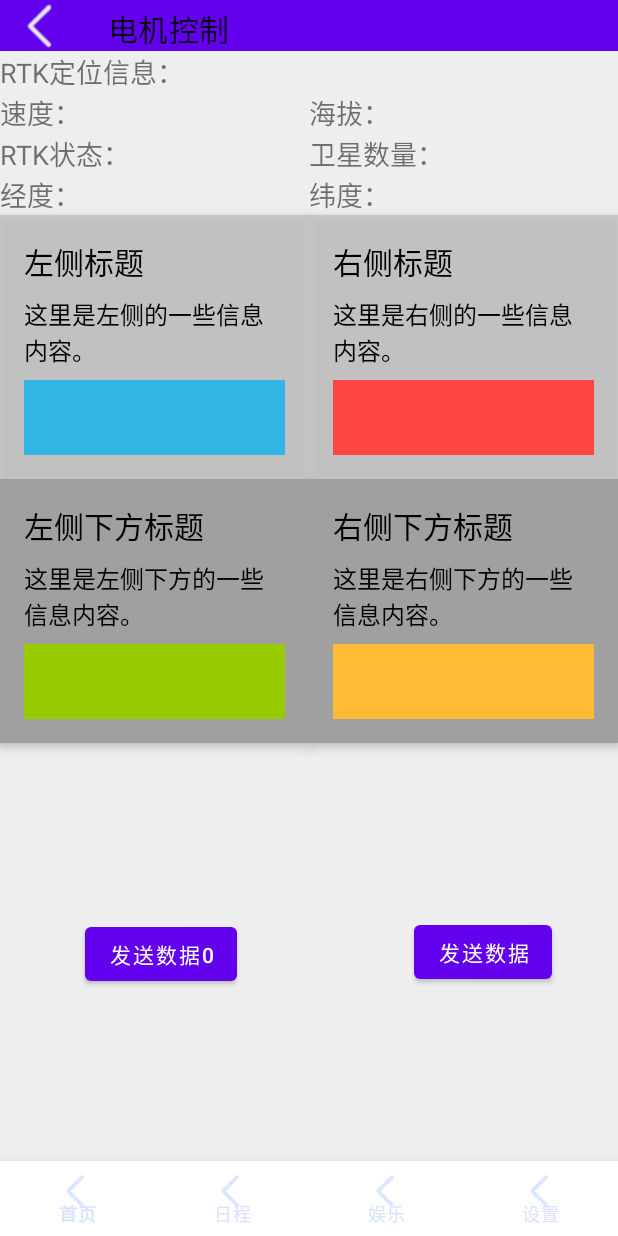
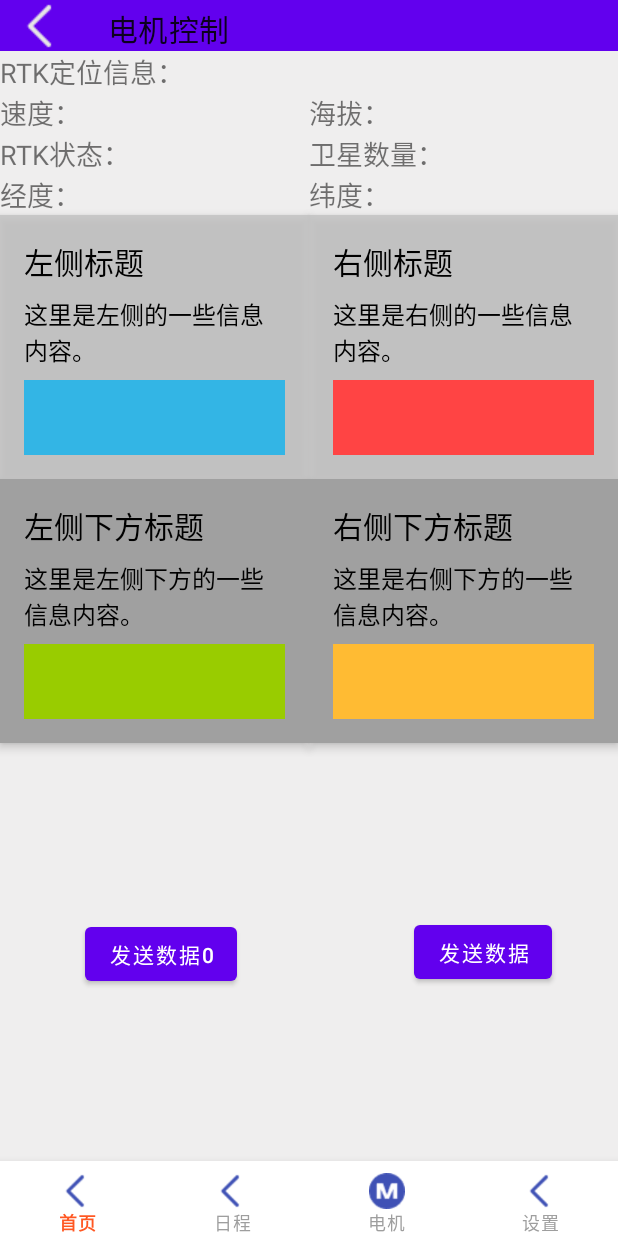
Before and after one commit to Wangshenggui/SeedSysAndroidAPP, an Android app: the fragment MotorControlFragment placed in its activity, on a phone screen of 412 x 824 dp. Run offline under Robolectric (Android 15) with nearby library versions, the phone set to English and light mode, and no system bars.

Commit message:
稍微优化了界面显示

```diff
--- a/app/src/main/java/com/example/seedingsystemandroidapp/RTKSettingFragment/MotorControlFragment.java
+++ b/app/src/main/java/com/example/seedingsystemandroidapp/RTKSettingFragment/MotorControlFragment.java
@@ -1,6 +1,9 @@
 package com.example.seedingsystemandroidapp.RTKSettingFragment;
 
+import android.content.BroadcastReceiver;
+import android.content.Context;
 import android.content.Intent;
+import android.content.IntentFilter;
 import android.os.Bundle;
 import android.os.Handler;
 import android.os.Looper;
@@ -22,18 +25,26 @@ import org.json.JSONObject;
 public class MotorControlFragment extends Fragment {
 
     private TextView SpeedTextView;
+    private TextView altiTextView;
+    private TextView RTKStatusTextView;
+    private TextView RTKHCSDSTextView;
+    private TextView lonTextView;
+    private TextView latTextView;
+    private TextView leftInfo;
     private Button SendDataButton;
     private Button SendData0Button;
     private Handler handler;
+    private WebSocketServiceReceiver webSocketReceiver;
 
     public MotorControlFragment() {
-        // 必需的空公共构造函数
+        // Required empty public constructor
     }
 
     @Override
     public void onCreate(Bundle savedInstanceState) {
         super.onCreate(savedInstanceState);
         handler = new Handler(Looper.getMainLooper());
+        webSocketReceiver = new WebSocketServiceReceiver();
     }
 
     @Override
@@ -42,15 +53,34 @@ public class MotorControlFragment extends Fragment {
         View view = inflater.inflate(R.layout.fragment_motor_control, container, false);
 
         SendDataButton = view.findViewById(R.id.SendDataButton);
+        SpeedTextView = view.findViewById(R.id.SpeedTextView);
+        altiTextView = view.findViewById(R.id.altiTextView);
+        RTKStatusTextView = view.findViewById(R.id.RTKStatusTextView);
+        RTKHCSDSTextView = view.findViewById(R.id.RTKHCSDSTextView);
+        lonTextView = view.findViewById(R.id.lonTextView);
+        latTextView = view.findViewById(R.id.latTextView);
+        leftInfo = view.findViewById(R.id.leftInfo);
         SendData0Button = view.findViewById(R.id.SendData0Button);
-        SpeedTextView = view.findViewById(R.id.SpeedTextView);
 
         setupSendDataButton();
         setupSendData0Button();
 
-        startCounting(); // 示例占位符，应根据实际使用调整
+        startCounting(); // Placeholder, adjust as needed
 
         return view;
+    }
+
+    @Override
+    public void onResume() {
+        super.onResume();
+        IntentFilter filter = new IntentFilter("WebSocketMessage");
+        requireContext().registerReceiver(webSocketReceiver, filter);
+    }
+
+    @Override
+    public void onPause() {
+        super.onPause();
+        requireContext().unregisterReceiver(webSocketReceiver);
     }
 
     private void setupSendDataButton() {
@@ -90,17 +120,80 @@ public class MotorControlFragment extends Fragment {
         try {
             jsonObject.put(key, value);
         } catch (JSONException e) {
-            throw new RuntimeException("无法将键 '" + key + "' 放入 JSONObject", e);
+            throw new RuntimeException("Could not put key '" + key + "' into JSONObject", e);
         }
     }
 
-    // 占位符方法，用于周期性任务
+    private class WebSocketServiceReceiver extends BroadcastReceiver {
+        @Override
+        public void onReceive(Context context, Intent intent) {
+            if ("WebSocketMessage".equals(intent.getAction())) {
+                String message = intent.getStringExtra("message");
+
+                try {
+                    JSONObject jsonObject = new JSONObject(message);
+
+                    if (jsonObject.has("lon")) {
+                        // 解析包含"lon"信息的消息
+                        String data = jsonObject.getString("speed");
+                        double speed = Double.parseDouble(data);
+                        String formattedData = String.format("%.3f", speed);
+                        SpeedTextView.setText("速度(km/h):" + formattedData);
+
+                        data = jsonObject.getString("alti");
+                        double alti = Double.parseDouble(data);
+                        formattedData = String.format("%.2f", alti);
+                        altiTextView.setText("海拔(m):" + formattedData);
+
+                        data = jsonObject.getString("rtksta");
+                        RTKStatusTextView.setText("RTK状态:" + data);
+
+                        data = jsonObject.getString("HCSDS");
+                        RTKHCSDSTextView.setText("卫星数量:" + data);
+
+                        data = jsonObject.getString("lon");
+                        double lon = Double.parseDouble(data);
+                        formattedData = String.format("%.10f", lon);
+                        String dms = convertToDMS(lon);
+                        lonTextView.setText("E:" + dms);
+
+                        data = jsonObject.getString("lat");
+                        double lat = Double.parseDouble(data);
+                        formattedData = String.format("%.10f", lat);
+                        dms = convertToDMS(lat);
+                        latTextView.setText("N:" + dms);
+                    } else if (jsonObject.has("S1")) {
+                        // 解析包含"S1"信息的消息
+                        // 这里放置解析"S1"信息的代码，根据具体需求进行处理
+                        String S = jsonObject.getString("S1");
+                        String r1 = jsonObject.getString("r1");
+                        leftInfo.setText("状态:" + S + "-转速:" + r1);
+                    } else {
+                        // 处理其他情况或报错
+                    }
+                } catch (JSONException e) {
+                    e.printStackTrace();
+                }
+            }
+        }
+    }
+
+    public static String convertToDMS(double coord) {
+        int degrees = (int) coord;
+        double minutesDouble = (coord - degrees) * 60;
+        int minutes = (int) minutesDouble;
+        double secondsDouble = (minutesDouble - minutes) * 60;
+        String secondsFormatted = String.format("%.4f", secondsDouble);
+
+        return String.format("%d°%d'%s''", degrees, minutes, secondsFormatted);
+    }
+
     private void startCounting() {
         handler.postDelayed(new Runnable() {
             @Override
             public void run() {
-                // 如果需要，执行周期性任务在这里
-                handler.postDelayed(this, 1000); // 每1秒重复一次
+                // Perform periodic task here if needed
+                handler.postDelayed(this, 1000); // Repeat every 1 second
             }
         }, 1000);
     }
@@ -108,6 +201,6 @@ public class MotorControlFragment extends Fragment {
     @Override
     public void onDestroy() {
         super.onDestroy();
-        handler.removeCallbacksAndMessages(null); // 停止周期性任务
+        handler.removeCallbacksAndMessages(null); // Stop periodic task
     }
 }
--- /dev/null
+++ b/app/src/main/res/drawable/bottom_navigation_text_color_selector.xml
@@ -0,0 +1,7 @@
+<?xml version="1.0" encoding="utf-8"?>
+<selector xmlns:android="http://schemas.android.com/apk/res/android">
+    <!-- 选中状态 -->
+    <item android:color="@color/selected_item_color" android:state_checked="true" />
+    <!-- 默认状态 -->
+    <item android:color="@color/default_item_color" />
+</selector>
--- a/app/src/main/res/layout/activity_rtksetting.xml
+++ b/app/src/main/res/layout/activity_rtksetting.xml
@@ -1,5 +1,6 @@
 <?xml version="1.0" encoding="utf-8"?>
-<androidx.constraintlayout.widget.ConstraintLayout xmlns:android="http://schemas.android.com/apk/res/android"
+<androidx.constraintlayout.widget.ConstraintLayout
+    xmlns:android="http://schemas.android.com/apk/res/android"
     xmlns:app="http://schemas.android.com/apk/res-auto"
     xmlns:tools="http://schemas.android.com/tools"
     android:id="@+id/main"
@@ -17,11 +18,11 @@
     <com.google.android.material.bottomnavigation.BottomNavigationView
         android:id="@+id/main_navigation_bar"
         android:layout_width="match_parent"
-        android:layout_height="50dp"
+        android:layout_height="wrap_content"
         android:layout_alignParentBottom="true"
-        android:background="#ffffff"
-        app:itemIconTint="@color/m3_ref_palette_dynamic_primary90"
-        app:itemTextColor="@color/m3_ref_palette_dynamic_primary90"
+        android:background="@color/bottom_navigation_background_color"
+        app:itemIconTint="@color/bottom_navigation_item_color"
+        app:itemTextColor="@drawable/bottom_navigation_text_color_selector"
         app:labelVisibilityMode="labeled"
         app:layout_constraintTop_toBottomOf="@id/main_page_controller"
         app:menu="@menu/rtksetting_menu" />
--- a/app/src/main/res/layout/fragment_motor_control.xml
+++ b/app/src/main/res/layout/fragment_motor_control.xml
@@ -1,9 +1,9 @@
 <?xml version="1.0" encoding="utf-8"?>
 <androidx.constraintlayout.widget.ConstraintLayout xmlns:android="http://schemas.android.com/apk/res/android"
+    xmlns:app="http://schemas.android.com/apk/res-auto"
     xmlns:tools="http://schemas.android.com/tools"
     android:layout_width="match_parent"
     android:layout_height="match_parent"
-    xmlns:app="http://schemas.android.com/apk/res-auto"
     tools:context=".RTKSettingFragment.MotorControlFragment">
 
 
@@ -37,9 +37,9 @@
         android:layout_height="wrap_content"
         android:text="速度："
         android:textSize="18sp"
-        app:layout_constraintTop_toBottomOf="@id/RTKTextView"
+        app:layout_constraintEnd_toStartOf="@+id/guideline"
         app:layout_constraintStart_toStartOf="parent"
-        app:layout_constraintEnd_toStartOf="@+id/guideline" />
+        app:layout_constraintTop_toBottomOf="@id/RTKTextView" />
 
     <TextView
         android:id="@+id/altiTextView"
@@ -47,9 +47,9 @@
         android:layout_height="wrap_content"
         android:text="海拔："
         android:textSize="18sp"
-        app:layout_constraintTop_toBottomOf="@id/RTKTextView"
+        app:layout_constraintEnd_toEndOf="parent"
         app:layout_constraintStart_toEndOf="@+id/guideline"
-        app:layout_constraintEnd_toEndOf="parent" />
+        app:layout_constraintTop_toBottomOf="@id/RTKTextView" />
 
     <TextView
         android:id="@+id/RTKStatusTextView"
@@ -57,9 +57,9 @@
         android:layout_height="wrap_content"
         android:text="RTK状态："
         android:textSize="18sp"
-        app:layout_constraintTop_toBottomOf="@id/SpeedTextView"
+        app:layout_constraintEnd_toStartOf="@id/guideline"
         app:layout_constraintStart_toStartOf="parent"
-        app:layout_constraintEnd_toStartOf="@id/guideline" />
+        app:layout_constraintTop_toBottomOf="@id/SpeedTextView" />
 
     <TextView
         android:id="@+id/RTKHCSDSTextView"
@@ -67,9 +67,9 @@
         android:layout_height="wrap_content"
         android:text="卫星数量："
         android:textSize="18sp"
-        app:layout_constraintTop_toBottomOf="@id/SpeedTextView"
+        app:layout_constraintEnd_toEndOf="parent"
         app:layout_constraintStart_toEndOf="@id/guideline"
-        app:layout_constraintEnd_toEndOf="parent" />
+        app:layout_constraintTop_toBottomOf="@id/SpeedTextView" />
 
     <TextView
         android:id="@+id/lonTextView"
@@ -77,9 +77,9 @@
         android:layout_height="wrap_content"
         android:text="经度："
         android:textSize="18sp"
-        app:layout_constraintTop_toBottomOf="@id/RTKStatusTextView"
+        app:layout_constraintEnd_toStartOf="@id/guideline"
         app:layout_constraintStart_toStartOf="parent"
-        app:layout_constraintEnd_toStartOf="@id/guideline" />
+        app:layout_constraintTop_toBottomOf="@id/RTKStatusTextView" />
 
     <TextView
         android:id="@+id/latTextView"
@@ -87,9 +87,9 @@
         android:layout_height="wrap_content"
         android:text="纬度："
         android:textSize="18sp"
-        app:layout_constraintTop_toBottomOf="@id/RTKHCSDSTextView"
+        app:layout_constraintEnd_toEndOf="parent"
         app:layout_constraintStart_toEndOf="@id/guideline"
-        app:layout_constraintEnd_toEndOf="parent" />
+        app:layout_constraintTop_toBottomOf="@id/RTKHCSDSTextView" />
 
     <!-- 左侧容器 -->
     <androidx.constraintlayout.widget.ConstraintLayout
--- a/app/src/main/res/menu/rtksetting_menu.xml
+++ b/app/src/main/res/menu/rtksetting_menu.xml
@@ -10,8 +10,8 @@
         android:title="日程"/>
     <item
         android:id="@+id/game"
-        android:icon="@drawable/ic_back"
-        android:title="娱乐"/>
+        android:icon="@drawable/motor"
+        android:title="电机"/>
     <item
         android:id="@+id/setting"
         android:icon="@drawable/ic_back"
--- a/app/src/main/res/values/colors.xml
+++ b/app/src/main/res/values/colors.xml
@@ -7,4 +7,9 @@
     <color name="teal_700">#FF018786</color>
     <color name="black">#FF000000</color>
     <color name="white">#FFFFFFFF</color>
+    <color name="bottom_navigation_item_color">#3F51B5</color>
+    <color name="bottom_navigation_background_color">#FFFFFF</color>
+    <color name="selected_item_color">#FF5722</color> <!-- 橙色 -->
+    <color name="default_item_color">#9E9E9E</color> <!-- 灰色 -->
+
 </resources>
```
Also changed, not shown: app/src/main/res/drawable/motor.png (added).
